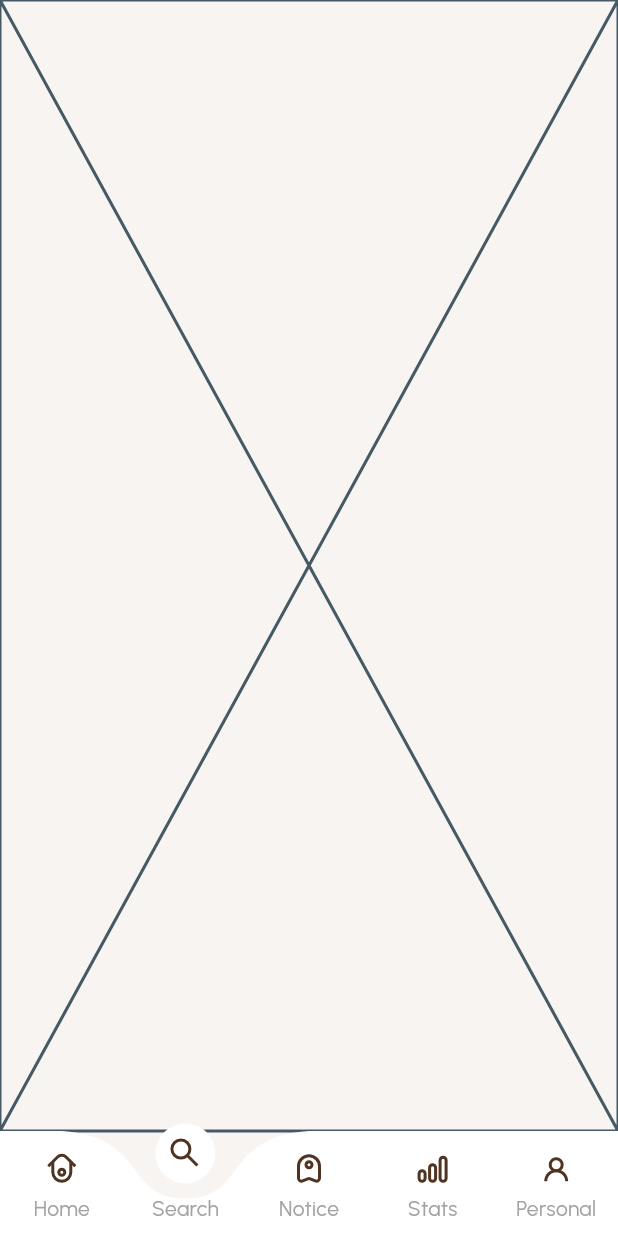
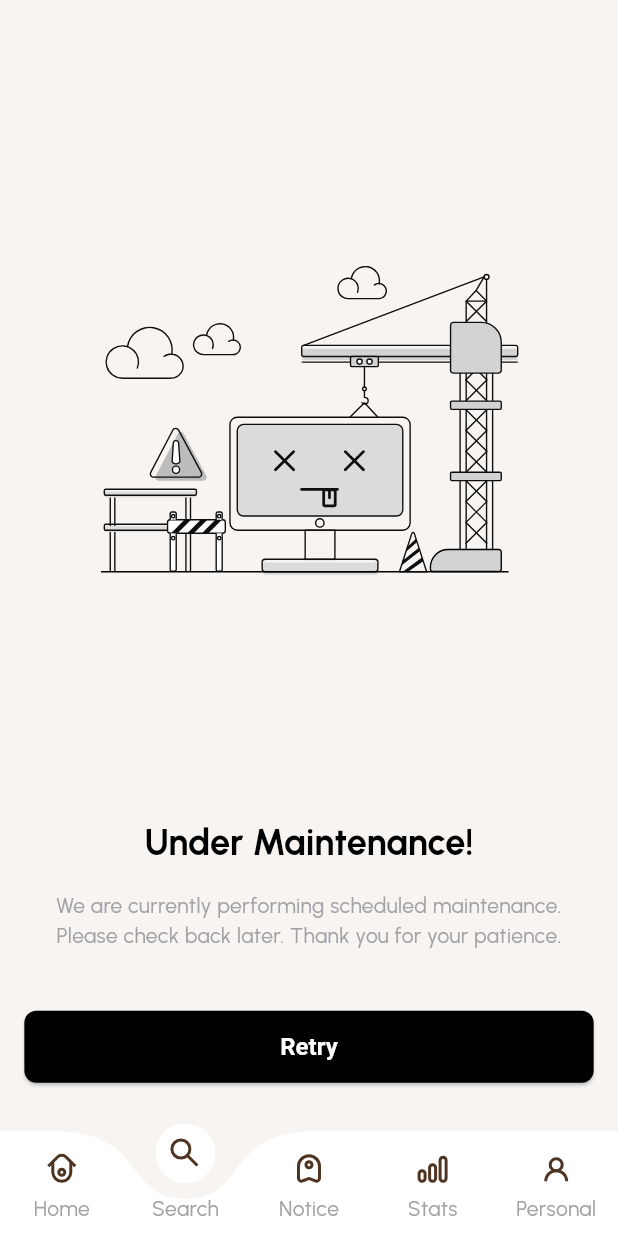
Before and after one commit to luciferro01/ClubCon, a Flutter app: the screen it shows after launch, item 2 of the bottom bar chosen, on a phone screen of 412 x 824 dp. Run offline on Flutter 3.47's test engine with Material 3 defaults, Android fonts, the phone set to English and light mode, and no system bars; drawn by our look-alikes of curved_labeled_navigation_bar; our stand-ins replace flutter_screenutil, flutter_svg, form_field_validator, get, google_fonts, image_picker.

Commit message:
Chore : Adding Under Construction Screen

```diff
--- a/lib/constants/image_constants.dart
+++ b/lib/constants/image_constants.dart
@@ -40,6 +40,9 @@ class SvgAssets {
   static const quote = "assets/svgs/monotone/quote.svg";
   static const shield = "assets/svgs/monotone/shield.svg";
   static const logout = "assets/svgs/monotone/log_out.svg";
+
+  static const underMaintenanceIllistration =
+      "assets/svgs/under_maintenance_illistration.svg";
 }
 
 class ImageAssets {
--- a/lib/features/home/views/home_view.dart
+++ b/lib/features/home/views/home_view.dart
@@ -1,6 +1,7 @@
 // import 'package:animated_bottom_navigation_bar/animated_bottom_navigation_bar.dart';
 import 'package:clubcon/constants/image_constants.dart';
 import 'package:clubcon/features/dashboard/views/dashboard_view.dart';
+import 'package:clubcon/features/miscellaneous/views/under_maintainence_view.dart';
 import 'package:clubcon/features/notice/views/notice_view.dart';
 import 'package:clubcon/features/profile/views/profile_view.dart';
 import 'package:clubcon/features/search/views/search_view.dart';
@@ -17,11 +18,14 @@ class HomeView extends StatelessWidget {
   final HomeController controller = Get.put(HomeController());
   HomeView({super.key});
   final List<Widget> screens = [
-    DashboardView(),
-    SearchView(),
-    NoticeView(),
-    StatsView(),
-    ProfileView(),
+    const DashboardView(),
+    // SearchView(),
+    // NoticeView(),
+    // StatsView(),
+    const UnderMaintenanceScreen(),
+    const UnderMaintenanceScreen(),
+    const UnderMaintenanceScreen(),
+    const ProfileView(),
   ];
   @override
   Widget build(BuildContext context) {
--- /dev/null
+++ b/lib/features/miscellaneous/views/under_maintainence_view.dart
@@ -0,0 +1,102 @@
+import 'package:clubcon/constants/image_constants.dart';
+import 'package:clubcon/constants/ui_constants.dart';
+import 'package:flutter/material.dart';
+import 'package:flutter_screenutil/flutter_screenutil.dart';
+import 'package:flutter_svg/flutter_svg.dart';
+
+class UnderMaintenanceScreen extends StatelessWidget {
+  const UnderMaintenanceScreen({super.key});
+
+  @override
+  Widget build(BuildContext context) {
+    return Scaffold(
+      // backgroundColor: Colors.white,
+      body: SafeArea(
+        child: Padding(
+          padding: EdgeInsets.all(defaultPadding.h),
+          child: Column(
+            children: [
+              const Spacer(flex: 2),
+              SizedBox(
+                width: MediaQuery.of(context).size.width * 0.8,
+                child: AspectRatio(
+                  aspectRatio: 1,
+                  child: SvgPicture.asset(
+                    SvgAssets.underMaintenanceIllistration,
+                    fit: BoxFit.scaleDown,
+                  ),
+                ),
+              ),
+              const Spacer(flex: 2),
+              ErrorInfo(
+                title: "Under Maintenance!",
+                description:
+                    "We are currently performing scheduled maintenance. Please check back later. Thank you for your patience.",
+                btnText: "Retry",
+                press: () {},
+              ),
+            ],
+          ),
+        ),
+      ),
+    );
+  }
+}
+
+class ErrorInfo extends StatelessWidget {
+  const ErrorInfo({
+    super.key,
+    required this.title,
+    required this.description,
+    this.button,
+    this.btnText,
+    required this.press,
+  });
+
+  final String title;
+  final String description;
+  final Widget? button;
+  final String? btnText;
+  final VoidCallback press;
+
+  @override
+  Widget build(BuildContext context) {
+    return Center(
+      child: Container(
+        constraints: const BoxConstraints(maxWidth: 400),
+        alignment: Alignment.center,
+        child: Column(
+          crossAxisAlignment: CrossAxisAlignment.center,
+          mainAxisAlignment: MainAxisAlignment.center,
+          children: [
+            Text(
+              title,
+              style: Theme.of(context)
+                  .textTheme
+                  .headlineSmall!
+                  .copyWith(fontWeight: FontWeight.bold),
+            ),
+            const SizedBox(height: 16),
+            Text(
+              description,
+              textAlign: TextAlign.center,
+            ),
+            const SizedBox(height: 16 * 2.5),
+            button ??
+                ElevatedButton(
+                  onPressed: press,
+                  style: ElevatedButton.styleFrom(
+                      minimumSize: const Size(double.infinity, 48),
+                      backgroundColor: Colors.black,
+                      foregroundColor: Colors.white,
+                      shape: const RoundedRectangleBorder(
+                          borderRadius: BorderRadius.all(Radius.circular(8)))),
+                  child: Text(btnText ?? "Retry".toUpperCase()),
+                ),
+            const SizedBox(height: 16),
+          ],
+        ),
+      ),
+    );
+  }
+}
--- a/lib/main.dart
+++ b/lib/main.dart
@@ -5,11 +5,8 @@ import 'package:clubcon/utils/theme_controller.dart';
 import 'package:flutter/material.dart';
 import 'package:flutter/services.dart';
 import 'package:get/get.dart';
-import 'package:get/get_core/src/get_main.dart';
-import 'package:get/get_navigation/src/root/get_material_app.dart';
 import 'package:flutter_screenutil/flutter_screenutil.dart';
 
-import './routes/router.dart' as router;
 import 'theme/app_theme.dart';
 
 void main() {
@@ -17,7 +14,7 @@ void main() {
   SystemChrome.setPreferredOrientations(
       [DeviceOrientation.portraitDown, DeviceOrientation.portraitUp]);
   SystemChrome.setSystemUIOverlayStyle(
-      const SystemUiOverlayStyle(statusBarColor: Colors.transparent));
+      const SystemUiOverlayStyle(statusBarColor: Colors.black));
   runApp(const MyApp());
 }
 
--- a/lib/routes/route_constants.dart
+++ b/lib/routes/route_constants.dart
@@ -32,4 +32,5 @@ class Routes {
   static const String searchViewRoute = "/search";
   static const String searchHistoryViewRoute = "/search_history";
   static const String profileViewRoute = "/profile";
+  static const String underMaintainenceRoute = "/under_maintainence";
 }
--- a/lib/routes/router.dart
+++ b/lib/routes/router.dart
@@ -1,6 +1,7 @@
 import 'package:clubcon/features/auth/views/sign_up_view.dart';
 import 'package:clubcon/features/dashboard/views/dashboard_view.dart';
 import 'package:clubcon/features/home/views/home_view.dart';
+import 'package:clubcon/features/miscellaneous/views/under_maintainence_view.dart';
 import 'package:clubcon/features/notice/views/notice_view.dart';
 import 'package:clubcon/features/profile/views/profile_set_up_view.dart';
 import 'package:clubcon/features/profile/views/profile_view.dart';
@@ -57,23 +58,27 @@ List<GetPage> getPagesRoute = [
   ),
   GetPage(
     name: Routes.dashboardViewRoute,
-    page: () => DashboardView(),
+    page: () => const DashboardView(),
   ),
   GetPage(
     name: Routes.searchViewRoute,
-    page: () => DashboardView(),
+    page: () => const DashboardView(),
   ),
   GetPage(
     name: Routes.noticesViewRoute,
-    page: () => NoticeView(),
+    page: () => const NoticeView(),
   ),
   GetPage(
     name: Routes.statsViewRoute,
-    page: () => StatsView(),
+    page: () => const StatsView(),
   ),
   GetPage(
     name: Routes.profileViewRoute,
-    page: () => ProfileView(),
+    page: () => const ProfileView(),
+  ),
+  GetPage(
+    name: Routes.underMaintainenceRoute,
+    page: () => const UnderMaintenanceScreen(),
   ),
   // Optional: Default route
   GetPage(
```
Also changed, not shown: assets/svgs/under_maintenance_illistration.svg (added).
